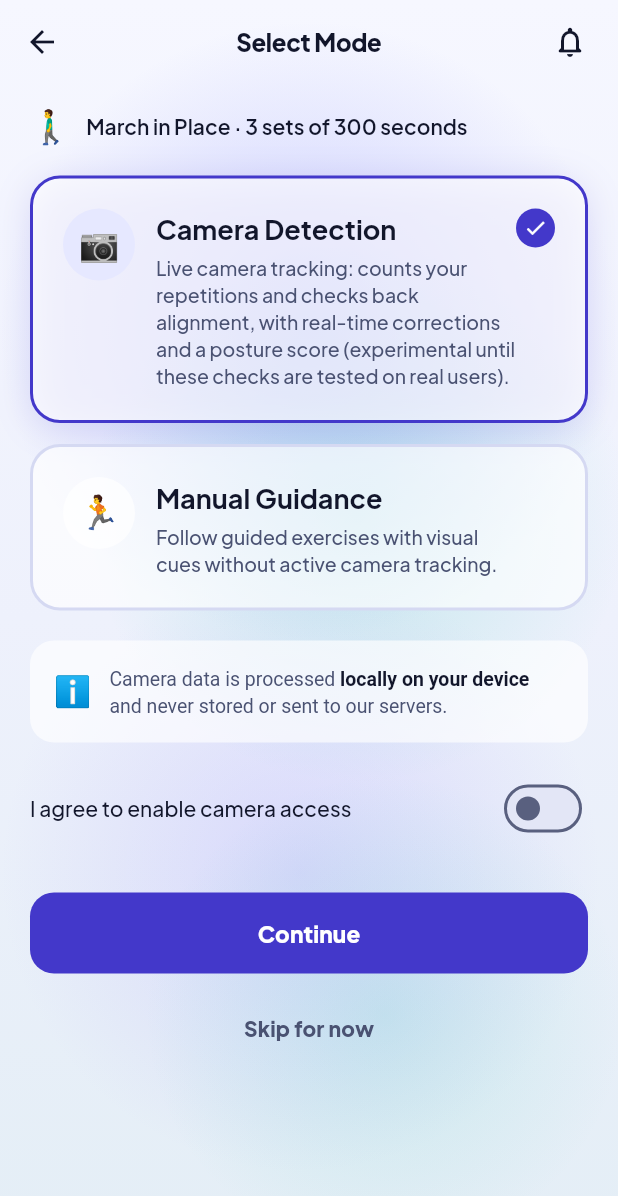
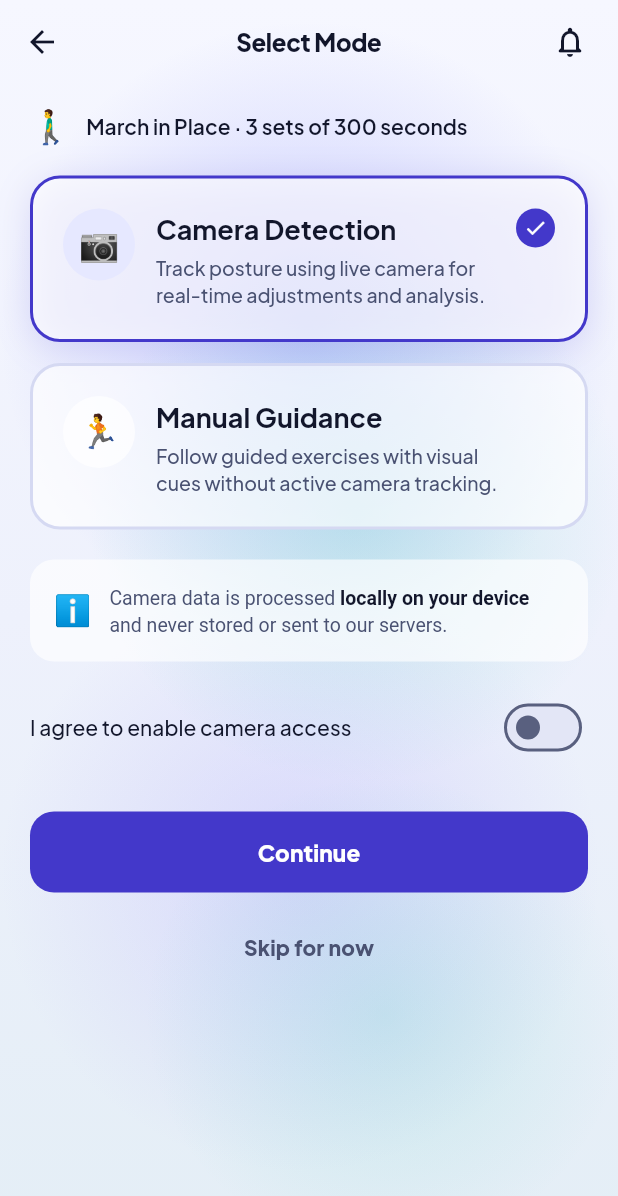
Before and after one commit to laibaAttique/Baymax-implementation, a Flutter app: the ExercisePickerScreen screen opened directly, after a tap on "🚶‍♂️", on a phone screen of 412 x 824 dp. Shown: the top 1196 px of the screen. Run offline on Flutter 3.47's test engine with Material 3 defaults, Android fonts, the phone set to English and light mode, and no system bars; our stand-ins replace camera, cloud_firestore, firebase_auth, firebase_core, firebase_database, flutter_local_notifications and 6 more; missing offline and left inert: tflite_flutter; accounts and stored records are empty; generated files the repository leaves out were written again.

Commit message:
Consistent camera experience for all tracked exercises; validation record and checklist
Remove the prominent experimental wording: every camera exercise shows the
same description, Posture score and corrections. Untested patterns get one
subtle note under the score (screen, summary, voice coach); nothing untested
is called validated. Pipeline, scoring and Module 4 unchanged.
Docs: per-pattern/per-exercise validation record, 8-pattern device checklist.
Tests: 866 pass, 13 skipped, 0 fail.

Co-Authored-By: Claude Opus 5.5 <noreply@anthropic.com>

```diff
--- a/app/lib/screens/posture_detection/exercise_picker.dart
+++ b/app/lib/screens/posture_detection/exercise_picker.dart
@@ -36,8 +36,7 @@ class _ExerciseLibraryListState extends State<ExerciseLibraryList> {
   }
 
   static String capabilityLabel(ExercisePostureConfig c) => switch (c.level) {
-        CameraSupportLevel.validatedForm => 'Camera: posture score and corrections',
-        CameraSupportLevel.experimentalForm => 'Camera: experimental form feedback',
+        CameraSupportLevel.validatedForm || CameraSupportLevel.experimentalForm => 'Camera: posture score and corrections',
         CameraSupportLevel.basicTracking => c.supportsHoldTiming ? 'Camera: hold timer' : 'Camera: rep counting',
         CameraSupportLevel.notSupported => 'Manual Guidance only',
       };
--- a/app/lib/screens/posture_detection/posture_home.dart
+++ b/app/lib/screens/posture_detection/posture_home.dart
@@ -229,8 +229,7 @@ class _PostureDetectionHomeState extends State<PostureDetectionHome> {
   }
 
   static String _capability(ExercisePostureConfig c) => switch (c.level) {
-        CameraSupportLevel.validatedForm => 'Camera: posture score and corrections',
-        CameraSupportLevel.experimentalForm => 'Camera: experimental form feedback',
+        CameraSupportLevel.validatedForm || CameraSupportLevel.experimentalForm => 'Camera: posture score and corrections',
         CameraSupportLevel.basicTracking => c.supportsHoldTiming ? 'Camera: hold timer' : 'Camera: rep counting',
         CameraSupportLevel.notSupported => 'Manual Guidance',
       };
--- a/app/lib/screens/posture_detection/posture_mode.dart
+++ b/app/lib/screens/posture_detection/posture_mode.dart
@@ -158,11 +158,9 @@ class _PostureModeSelectionState extends State<PostureModeSelection> {
   }
 
   String _cameraDescription(String name) => switch (_support.level) {
-        CameraSupportLevel.validatedForm => 'Track posture using live camera for real-time adjustments and analysis.',
+        CameraSupportLevel.validatedForm ||
         CameraSupportLevel.experimentalForm =>
-          'Live camera tracking: ${_support.supportsHoldTiming ? 'times your hold and checks' : 'counts your repetitions and checks'} '
-              '${_support.checkLabels.join(', ').toLowerCase()}, with real-time corrections and a posture score '
-              '(experimental until these checks are tested on real users).',
+          'Track posture using live camera for real-time adjustments and analysis.',
         CameraSupportLevel.basicTracking => _support.supportsHoldTiming
             ? 'Basic tracking: times your hold while the camera sees you in position. Form is not scored for this exercise.'
             : 'Basic tracking: counts your repetitions from your ${_support.movementPattern.measures} with the live camera. '
--- a/app/lib/services/posture/movement_patterns.dart
+++ b/app/lib/services/posture/movement_patterns.dart
@@ -59,8 +59,14 @@ class ExercisePostureConfig {
   /// The score's thresholds were tuned on real movements; otherwise screens label it experimental / range-only.
   bool get scoreValidated => level == CameraSupportLevel.validatedForm;
 
-  /// "Posture score", "Posture score (experimental)" or "Range score" (no measurable posture check).
-  String get scoreLabel => scoreValidated ? 'Posture score' : (supportsFormEvaluation ? 'Posture score (experimental)' : 'Range score');
+  /// The same label for every tracked exercise; whether it is validated is shown separately by [unvalidatedNote].
+  String get scoreLabel => 'Posture score';
+
+  /// A short, low-key note shown with the score of exercises whose movement pattern has not been validated on a device
+  /// (see docs/MODULE5_DEVICE_VALIDATION.md). Null for validated configurations.
+  String? get validationNote => scoreValidated || !supportsCameraTracking ? null : unvalidatedNote;
+
+  static const unvalidatedNote = "Form feedback for this movement hasn't been validated on real users yet.";
   bool get isExperimental => level == CameraSupportLevel.experimentalForm;
 
   /// The form checks this configuration runs, for the audit.
--- a/app/lib/services/posture/posture_engine.dart
+++ b/app/lib/services/posture/posture_engine.dart
@@ -436,9 +436,9 @@ class PostureEngine {
       );
     }
     return const FormFeedbackItem(
-      id: 'experimental',
+      id: 'not_validated',
       verdict: FeedbackVerdict.notAssessed,
-      text: 'Experimental form checks: not yet validated on real users, so treat the score as a guide',
+      text: "Form feedback for this movement hasn't been validated on real users yet",
     );
   }
 
--- a/app/lib/services/voice/coach_responder.dart
+++ b/app/lib/services/voice/coach_responder.dart
@@ -1,4 +1,5 @@
 import '../../models/workout_session.dart';
+import '../posture/movement_patterns.dart';
 import '../user_session.dart';
 import '../workout_session/workout_session_controller.dart';
 import 'intent_service.dart';
@@ -268,8 +269,7 @@ class CoachResponder {
     }
     final score = session.postureScore;
     final scoreText = score == null ? '' : ' Your posture score so far is $score percent.';
-    // Experimental checks are real measurements, but say so.
-    final prefix = session.formScored ? '' : 'Experimental check: ';
+    const prefix = '';
     if (session.feedbackIsWarning) {
       return CoachResponse('${prefix}Here is what to fix: $message.$scoreText', chips: const ['How do I do it?', 'How many reps?']);
     }
@@ -300,7 +300,7 @@ class CoachResponder {
     if (!session.formScored && s != null) {
       return CoachResponse(
         session.formChecked
-            ? 'Your posture score so far is $s percent. It is experimental: the form checks for this exercise are not yet validated on real users.'
+            ? 'Your posture score so far is $s percent. ${ExercisePostureConfig.unvalidatedNote}'
             : 'Your range score so far is $s percent: the share of your reps that reached the full movement range. '
                 "The camera can't measure posture for this exercise.",
         chips: const ['How do I do it?', 'How many reps?'],
```
Also changed, not shown: app/lib/screens/posture_detection/camera_detection.dart (+13 -13 lines), app/lib/screens/posture_detection/posture_feedback.dart (+9 -5 lines), 6 other files.
